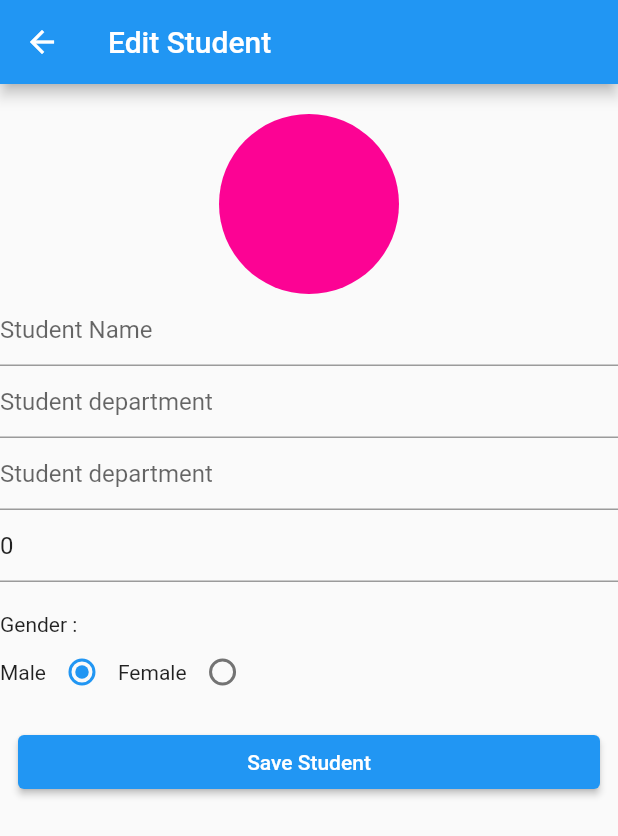
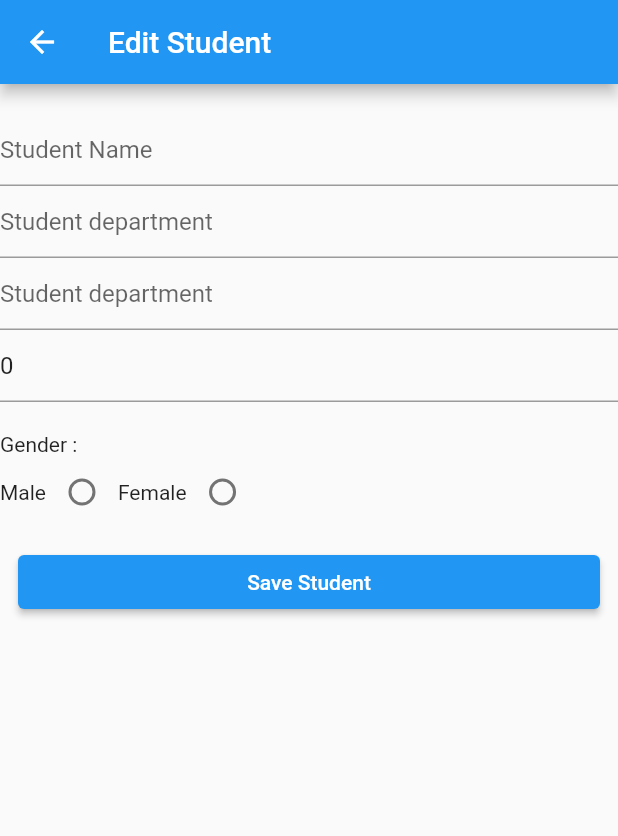
Before and after one commit to Mahfoud-Sa/students, a Flutter app: the EditStudentPage screen opened directly with empty values, on a phone screen of 412 x 824 dp. Shown: the top 836 px of the screen. Run offline on Flutter 3.47's test engine with Material 2 defaults, Android fonts, the phone set to English and light mode, and no system bars; our stand-ins replace sqflite; accounts and stored records are empty.

Commit message:
add edit screen

```diff
--- a/lib/edit_student_screen.dart
+++ b/lib/edit_student_screen.dart
@@ -28,7 +28,7 @@ class _EditStudentPageState extends State<EditStudentPage> {
     colCont.text = widget.student['collage'].toString();
     depCont.text = widget.student['department'].toString();
     levCont.text = widget.student['level'].toString();
-    String gender = widget.student['gender'].toString();
+    gender = widget.student['gender'].toString();
   }
 
   @override
@@ -44,12 +44,7 @@ class _EditStudentPageState extends State<EditStudentPage> {
               const SizedBox(
                 height: 20,
               ),
-              CircleAvatar(
-                radius: 60,
-                backgroundColor: widget.student['gender'] == 'Male'
-                    ? const Color.fromARGB(255, 3, 161, 252)
-                    : const Color.fromARGB(255, 252, 3, 148),
-              ),
+
               TextFormField(
                 validator: (value) {
                   if (value!.isEmpty) {
```
